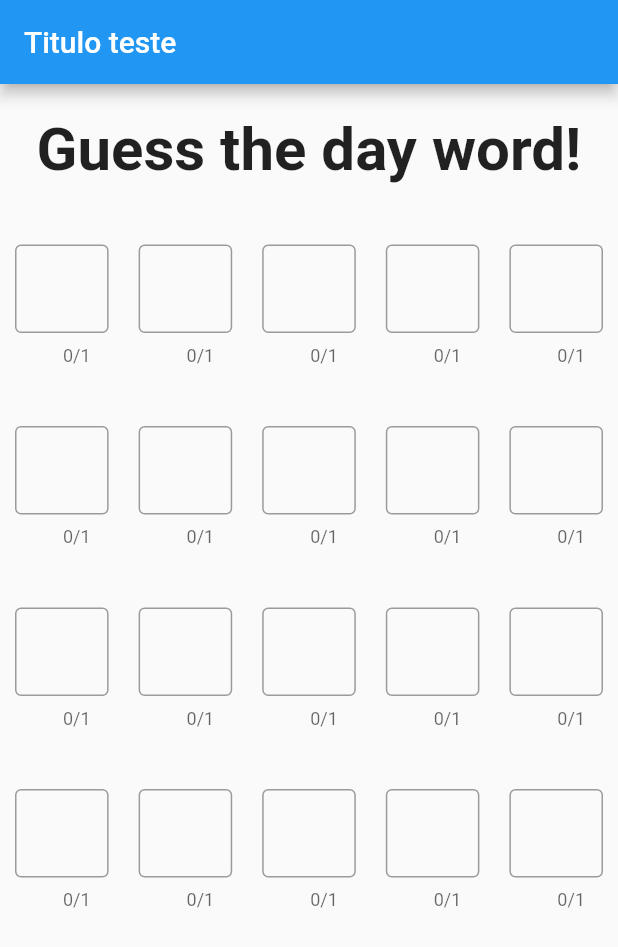
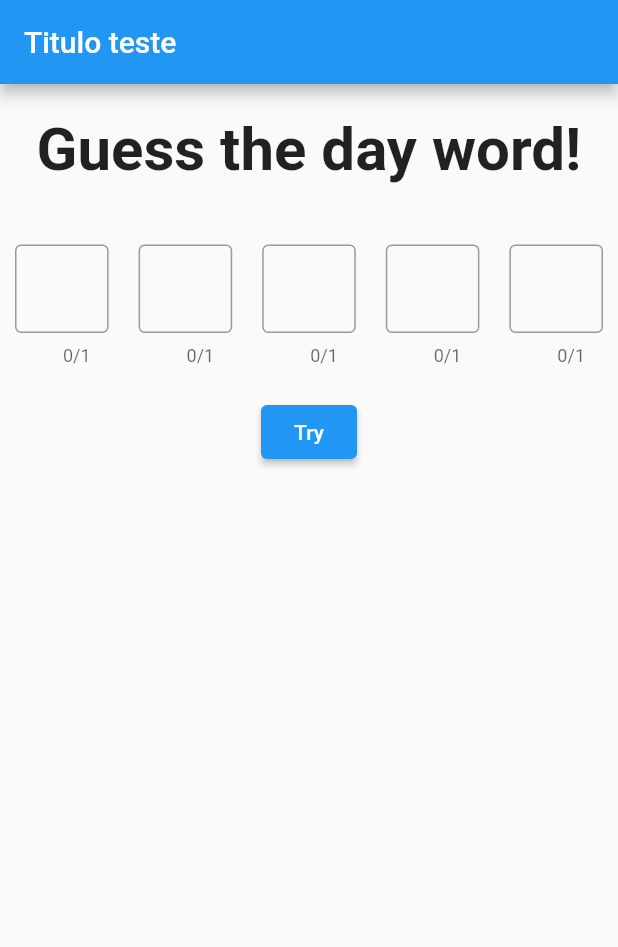
Before and after one commit to dvitorsantos/Termo-Flutter, a Flutter app: the screen it shows after launch, on a phone screen of 412 x 824 dp. Shown: the top 947 px of the screen. Run offline on Flutter 3.47's test engine with Material 2 defaults, Android fonts, the phone set to English and light mode, and no system bars.

Commit message:
(feat) [home] - Retornando tentativa (attempt)

```diff
--- a/lib/home.dart
+++ b/lib/home.dart
@@ -11,7 +11,12 @@ class Home extends StatefulWidget {
 }
 
 class HomeState extends State<Home> {
-  int counter = 0;
+
+  String word = '';
+  String attempt = '';
+  List <Word> words = <Word>[
+    Word(),
+  ];
 
   @override
   Widget build(BuildContext context) {
@@ -32,10 +37,16 @@ class HomeState extends State<Home> {
                     ),
                   ),
                 ),
-                Word(),
-                Word(),
-                Word(),
-                Word()
+                Column(
+                  children: words.map((letter) => letter).toList(),
+                ),
+                ElevatedButton(
+                  onPressed: () {
+                    attempt = '';
+                    for (var letter in words.last.letters) {
+                      attempt += letter.value;
+                    }
+                }, child: Text("Try"))
               ],
             )
         ),
--- a/lib/letter.dart
+++ b/lib/letter.dart
@@ -1,19 +1,40 @@
 import 'package:flutter/material.dart';
+import 'package:flutter/services.dart';
 
 class Letter extends StatelessWidget {
+
+  String value = "";
+
   @override
   Widget build(BuildContext context) {
     return Expanded(
       child: Container(
       padding: const EdgeInsets.symmetric(vertical: 20, horizontal: 10),
-        child: const TextField(
+        child: TextField(
           maxLength: 1,
+          inputFormatters: [
+            FilteringTextInputFormatter.allow(RegExp('[a-zA-Z]')),
+            UpperCaseTextFormatter(),
+          ],
           decoration: InputDecoration(
             border: OutlineInputBorder(),
           ),
           textAlign: TextAlign.center,
+          onChanged: (text) {
+            value = text;
+          }
         ),
       )
     );
   }
 }
+
+class UpperCaseTextFormatter extends TextInputFormatter {
+  @override
+  TextEditingValue formatEditUpdate(TextEditingValue oldValue, TextEditingValue newValue) {
+    return TextEditingValue(
+      text: newValue.text.toUpperCase(),
+      selection: newValue.selection,
+    );
+  }
+}
--- a/lib/word.dart
+++ b/lib/word.dart
@@ -3,15 +3,24 @@ import 'package:flutter/material.dart';
 import 'letter.dart';
 
 class Word extends StatelessWidget {
+
+  String value = '';
+
+  List <Letter> letters = <Letter>[
+    Letter(),
+    Letter(),
+    Letter(),
+    Letter(),
+    Letter()
+  ];
+
   @override
   Widget build(BuildContext context) {
-    return Row(
+    return Column(
       children: [
-        Letter(),
-        Letter(),
-        Letter(),
-        Letter(),
-        Letter()
+        Row(
+          children: letters.map((letter) => letter).toList(),
+        ),
       ],
     );
   }
```
